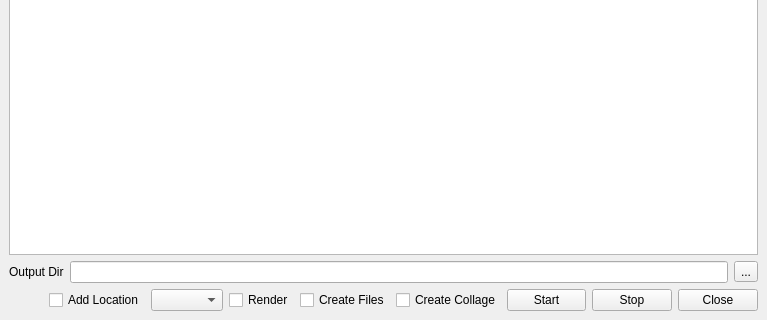
The window that ui/main.ui (iceanimations/createShots) describes before a commit, drawn with Qt 5; both pictures show x 0 to 767 and y 265 to 585 of the 767 by 585 pixel window.
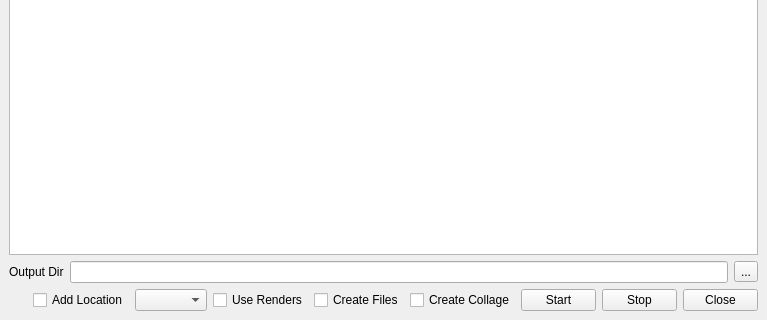
The same window after the commit.

Commit message: renderButton renamed to useRendersButton

```diff
--- a/ui/main.ui
+++ b/ui/main.ui
@@ -148,7 +148,7 @@
          <string>Create collage using renders</string>
         </property>
         <property name="text">
-         <string>Render</string>
+         <string>Use Renders</string>
         </property>
        </widget>
       </item>
```
Left out of the diff: 30 changed lines with no effect on the pictures. The commit also changes 1 other file.
